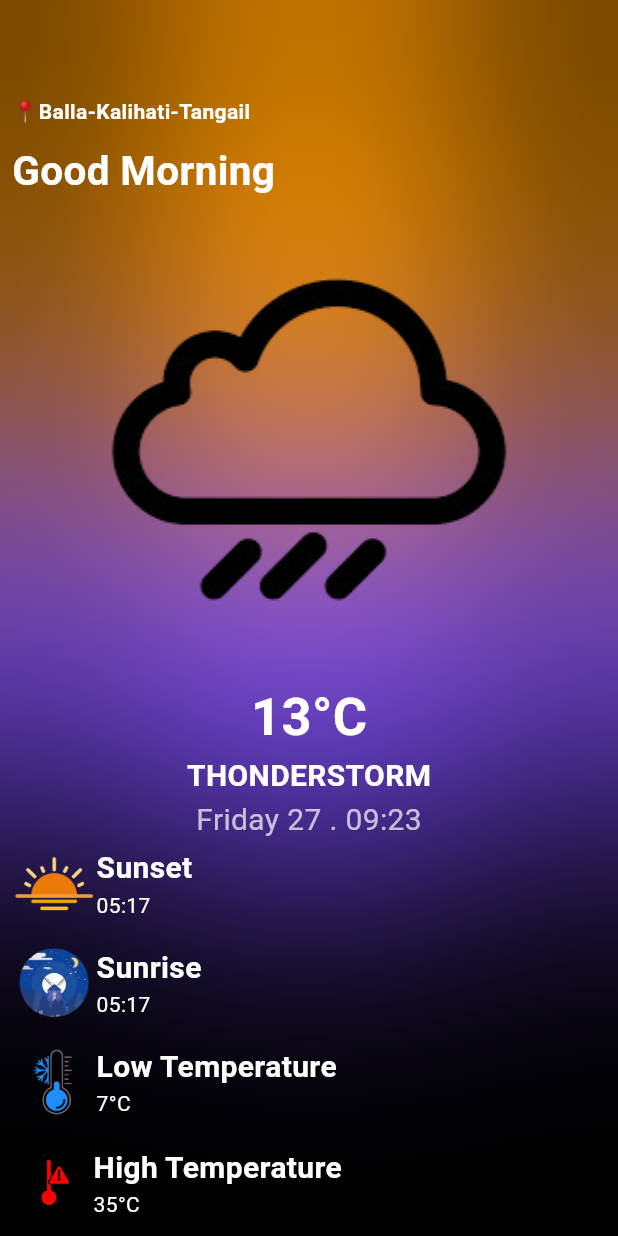
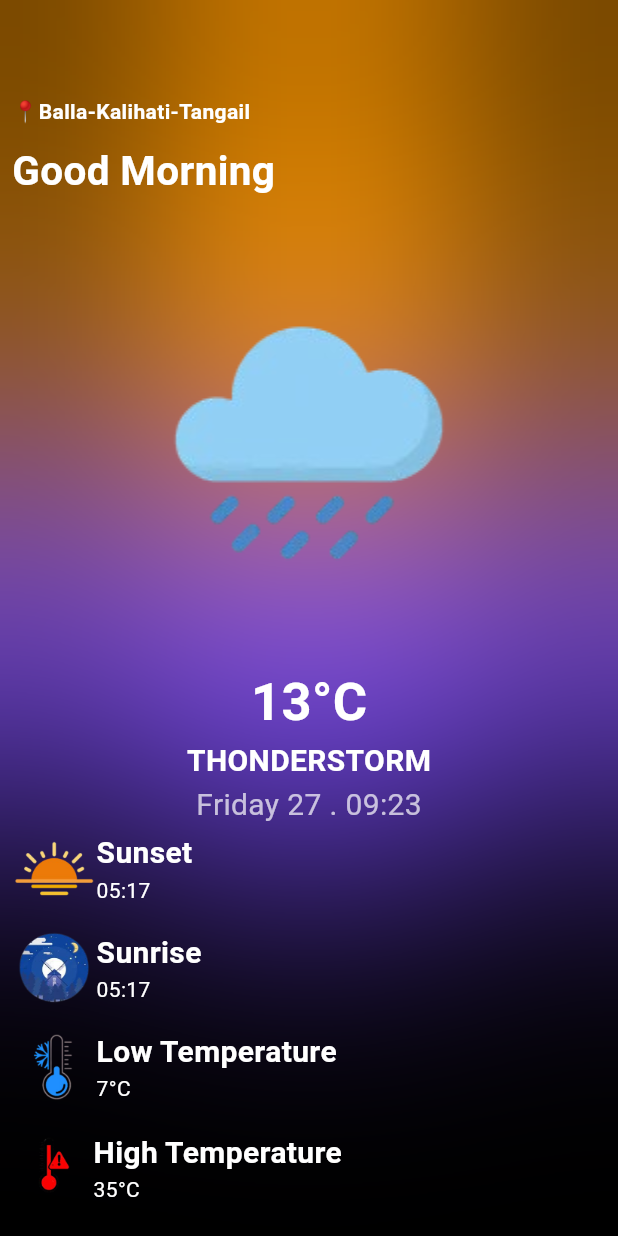
Before and after one commit to sajimhasan/FlutterWeatherPro, a Flutter app: the screen it shows after launch, on a phone screen of 412 x 824 dp. Run offline on Flutter 3.47's test engine with Material 3 defaults, Android fonts, the phone set to English and light mode, and no system bars.

Commit message:
UI finish

```diff
--- a/lib/weather.dart
+++ b/lib/weather.dart
@@ -103,7 +103,8 @@ class _WeatherState extends State<Weather> {
 
                           child: ClipRRect(
                             borderRadius: BorderRadius.circular(10),
-                            child: Image.asset("images/2.png",
+                            child: Image.asset("images/7.png",
+
                             fit: BoxFit.cover,
 
                             ),
@@ -114,7 +115,7 @@ class _WeatherState extends State<Weather> {
 
 
                    ),
-                   SizedBox(height: 10,),
+
                    Center(child: Text('13°C',
                    style: TextStyle(
                     fontSize: 35,
--- a/pubspec.yaml
+++ b/pubspec.yaml
@@ -71,6 +71,7 @@ flutter:
      - images/4.png
      - images/5.png
      - images/6.png
+     - images/7.png
   #   - images/a_dot_ham.jpeg
 
   # An image asset can refer to one or more resolution-specific "variants", see
```
Also changed, not shown: images/7.png (added).
